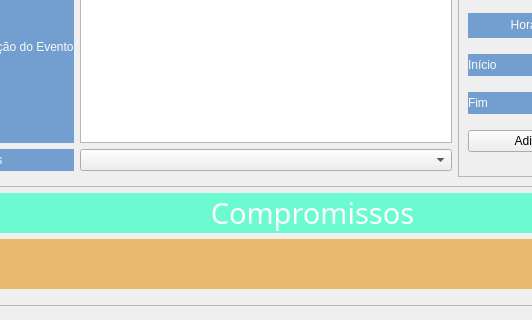
The window that Telas/UI/dashAgenda1.ui (Nautilidae-project/Nautilus) describes before a commit, drawn with Qt 5; both pictures show x 278 to 810 and y 192 to 512 of the 971 by 764 pixel window.
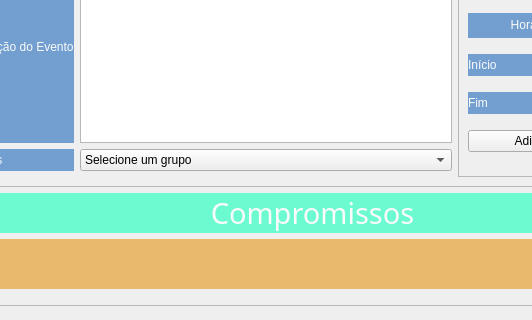
The same window after the commit.

Commit message: 1- Relação entre as tabelas de evento, grupos, participantes e clientes. (Eventos são adicionados junto ao grupo na tabela participantes)

```diff
--- a/Telas/UI/dashAgenda1.ui
+++ b/Telas/UI/dashAgenda1.ui
@@ -138,7 +138,13 @@
         </property>
         <layout class="QGridLayout" name="gridLayout_4">
          <item row="4" column="1">
-          <widget class="QComboBox" name="cbxGrupos"/>
+          <widget class="QComboBox" name="cbxGrupos">
+           <item>
+            <property name="text">
+             <string>Selecione um grupo</string>
+            </property>
+           </item>
+          </widget>
          </item>
          <item row="1" column="0">
           <widget class="QLabel" name="lbTituloEvento">
```
The commit also changes 6 other files.
